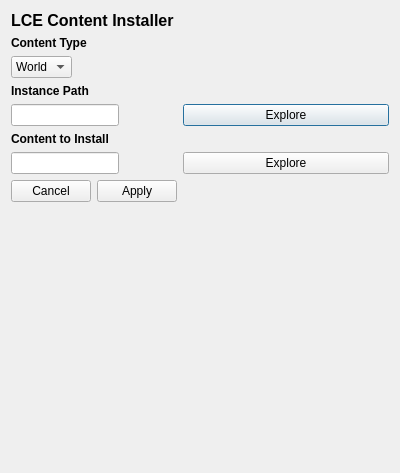
The window that src/contentInstaller.ui (xgui4/LCE-Qt-Launcher) describes before a commit, drawn with Qt 5.
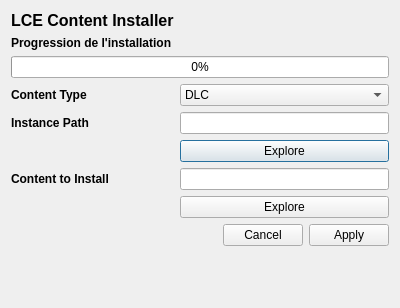
The same window after the commit. Icons and pictures are not drawn.

Diff of the .ui file:
```diff
--- a/src/contentInstaller.ui
+++ b/src/contentInstaller.ui
@@ -7,7 +7,7 @@
     <x>0</x>
     <y>0</y>
     <width>400</width>
-    <height>473</height>
+    <height>308</height>
    </rect>
   </property>
   <property name="windowTitle">
@@ -18,16 +18,6 @@
     <normaloff>:/assets/piston.png</normaloff>:/assets/piston.png</iconset>
   </property>
   <layout class="QFormLayout" name="formLayout">
-   <item row="5" column="0">
-    <widget class="QLineEdit" name="instamcePathInputPath"/>
-   </item>
-   <item row="5" column="1">
-    <widget class="QPushButton" name="instancePathInputBoxExploreButton">
-     <property name="text">
-      <string>Explore</string>
-     </property>
-    </widget>
-   </item>
    <item row="0" column="0">
     <widget class="QLabel" name="mainTitleLabel">
      <property name="font">
@@ -41,6 +31,69 @@
      </property>
     </widget>
    </item>
+   <item row="3" column="0">
+    <widget class="QLabel" name="contentTypeListBoxlabel">
+     <property name="font">
+      <font>
+       <bold>true</bold>
+      </font>
+     </property>
+     <property name="text">
+      <string>Content Type</string>
+     </property>
+    </widget>
+   </item>
+   <item row="0" column="1">
+    <widget class="QLabel" name="icon">
+     <property name="text">
+      <string/>
+     </property>
+     <property name="pixmap">
+      <pixmap resource="../res.qrc">:/assets/jigsaw-ico.png</pixmap>
+     </property>
+     <property name="scaledContents">
+      <bool>false</bool>
+     </property>
+    </widget>
+   </item>
+   <item row="2" column="0" colspan="2">
+    <widget class="QProgressBar" name="progressBar">
+     <property name="value">
+      <number>0</number>
+     </property>
+    </widget>
+   </item>
+   <item row="1" column="0">
+    <widget class="QLabel" name="installingProgressionBar">
+     <property name="font">
+      <font>
+       <bold>true</bold>
+      </font>
+     </property>
+     <property name="text">
+      <string>Progression de l'installation</string>
+     </property>
+    </widget>
+   </item>
+   <item row="3" column="1">
+    <widget class="QComboBox" name="contentTypeComboBox">
+     <item>
+      <property name="text">
+       <string>DLC</string>
+      </property>
+     </item>
+     <item>
+      <property name="text">
+       <string>World</string>
+      </property>
+     </item>
+     <item>
+      <property name="text">
+       <string>Mod</string>
+      </property>
+     </item>
+    </widget>
+   </item>
    <item row="4" column="0">
     <widget class="QLabel" name="instancePathTextInputlabel">
      <property name="font">
@@ -53,6 +106,19 @@
      </property>
     </widget>
    </item>
+   <item row="4" column="1">
+    <widget class="QLineEdit" name="instamcePathInputPath"/>
+   </item>
+   <item row="5" column="1">
+    <widget class="QPushButton" name="instancePathInputBoxExploreButton">
+     <property name="text">
+      <string>Explore</string>
+     </property>
+     <property name="icon">
+      <iconset theme="QIcon::ThemeIcon::FolderOpen"/>
+     </property>
+    </widget>
+   </item>
    <item row="6" column="0">
     <widget class="QLabel" name="contentToInstall">
      <property name="font">
@@ -65,7 +131,20 @@
      </property>
     </widget>
    </item>
-   <item row="9" column="0">
+   <item row="6" column="1">
+    <widget class="QLineEdit" name="contentToInstallInputBox"/>
+   </item>
+   <item row="7" column="1">
+    <widget class="QPushButton" name="contentToInstallInputBoxExploreButton">
+     <property name="text">
+      <string>Explore</string>
+     </property>
+     <property name="icon">
+      <iconset theme="QIcon::ThemeIcon::FolderOpen"/>
+     </property>
+    </widget>
+   </item>
+   <item row="11" column="1">
     <widget class="QDialogButtonBox" name="mainButtonBox">
      <property name="orientation">
       <enum>Qt::Orientation::Horizontal</enum>
@@ -75,47 +154,6 @@
      </property>
     </widget>
    </item>
-   <item row="8" column="0">
-    <widget class="QLineEdit" name="contentToInstallInputBox"/>
-   </item>
-   <item row="8" column="1">
-    <widget class="QPushButton" name="contentToInstallInputBoxExploreButton">
-     <property name="text">
-      <string>Explore</string>
-     </property>
-    </widget>
-   </item>
-   <item row="2" column="0">
-    <widget class="QLabel" name="contentTypeListBoxlabel">
-     <property name="font">
-      <font>
-       <bold>true</bold>
-      </font>
-     </property>
-     <property name="text">
-      <string>Content Type</string>
-     </property>
-    </widget>
-   </item>
-   <item row="3" column="0">
-    <widget class="QComboBox" name="contentTypeComboBox">
-     <item>
-      <property name="text">
-       <string>World</string>
-      </property>
-     </item>
-     <item>
-      <property name="text">
-       <string>DLC</string>
-      </property>
-     </item>
-     <item>
-      <property name="text">
-       <string>Mod</string>
-      </property>
-     </item>
-    </widget>
-   </item>
   </layout>
  </widget>
  <resources>
```
Left out of the diff: 8 changed lines with no effect on the pictures.
